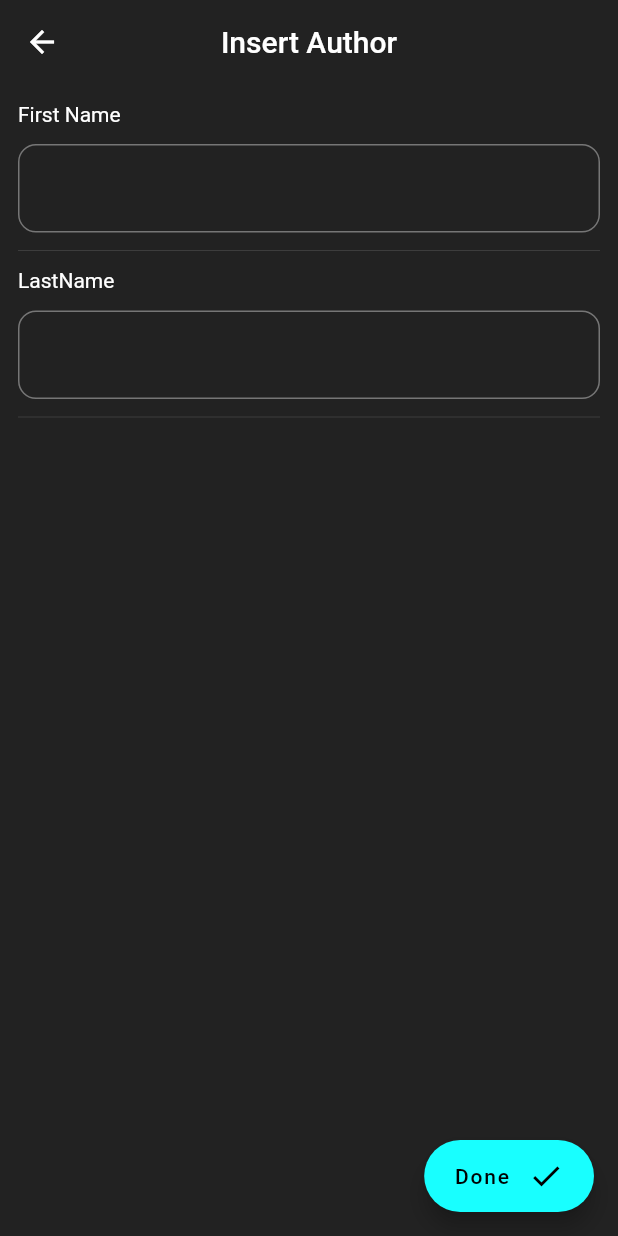
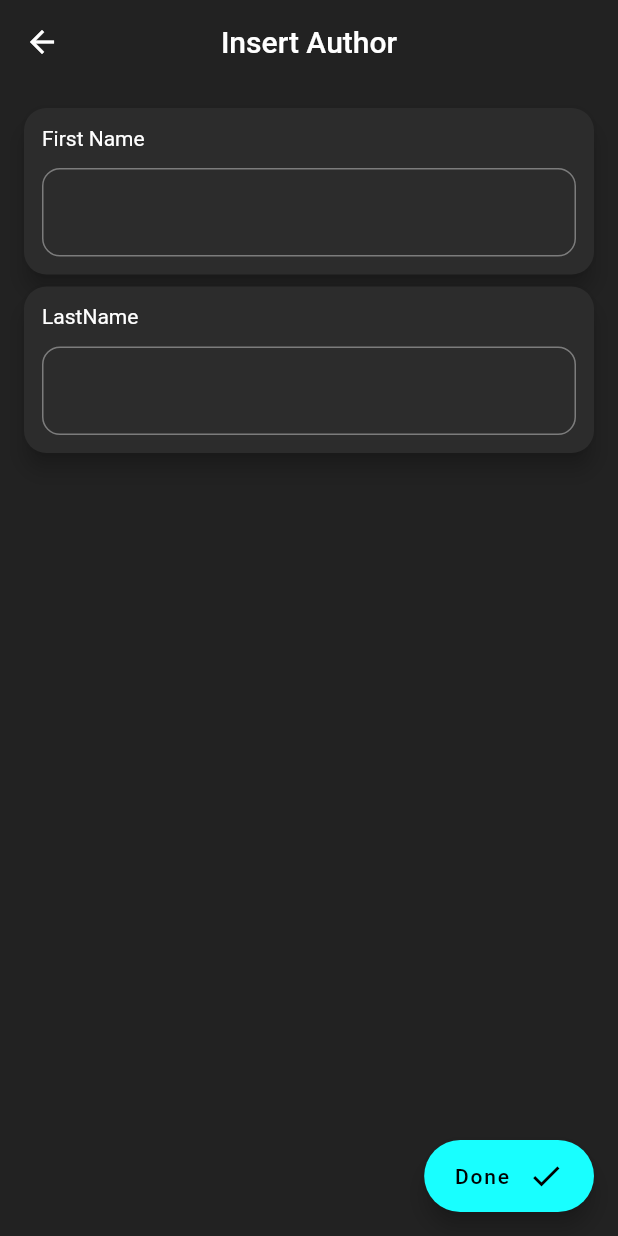
Before and after one commit to Mathorga/Shelfless, a Flutter app: the EditAuthorScreen screen opened by its route, on a phone screen of 412 x 824 dp. Run offline on Flutter 3.47's test engine with Material 2 defaults, Android fonts, the light colour scheme and no system bars; our stand-ins replace easy_search_bar, file_picker, flutter_colorpicker, flutter_speed_dial, hive, hive_flutter and 2 more; accounts and stored records are empty; generated files the repository leaves out were written again.

Commit message:
Updated edit author UI

```diff
--- a/lib/screens/edit_author_screen.dart
+++ b/lib/screens/edit_author_screen.dart
@@ -6,6 +6,7 @@ import 'package:shelfless/models/author.dart';
 import 'package:shelfless/providers/authors_provider.dart';
 import 'package:shelfless/themes/themes.dart';
 import 'package:shelfless/utils/strings/strings.dart';
+import 'package:shelfless/widgets/edit_section_widget.dart';
 import 'package:shelfless/widgets/unfocus_widget.dart';
 
 class EditAuthorScreen extends StatefulWidget {
@@ -50,6 +51,8 @@ class _EditAuthorScreenState extends State<EditAuthorScreen> {
             crossAxisAlignment: CrossAxisAlignment.start,
             children: [
               // First name.
+              EditSectionWidget(
+                children: [
                   Text(strings.authorInfoFirstName),
                   Themes.spacer,
                   TextFormField(
@@ -57,12 +60,12 @@ class _EditAuthorScreenState extends State<EditAuthorScreen> {
                     textCapitalization: TextCapitalization.words,
                     onChanged: (String value) => _author.firstName = value,
                   ),
-              const SizedBox(
-                height: 24.0,
-                child: Divider(height: 2.0),
+                ],
               ),
 
               // Last name.
+              EditSectionWidget(
+                children: [
                   Text(strings.authorInfoLastName),
                   Themes.spacer,
                   TextFormField(
@@ -70,9 +73,7 @@ class _EditAuthorScreenState extends State<EditAuthorScreen> {
                     textCapitalization: TextCapitalization.words,
                     onChanged: (String value) => _author.lastName = value,
                   ),
-              const SizedBox(
-                height: 24.0,
-                child: Divider(height: 2.0),
+                ],
               ),
             ],
           ),
```
Lines whose indentation alone changed are shown as unchanged.
